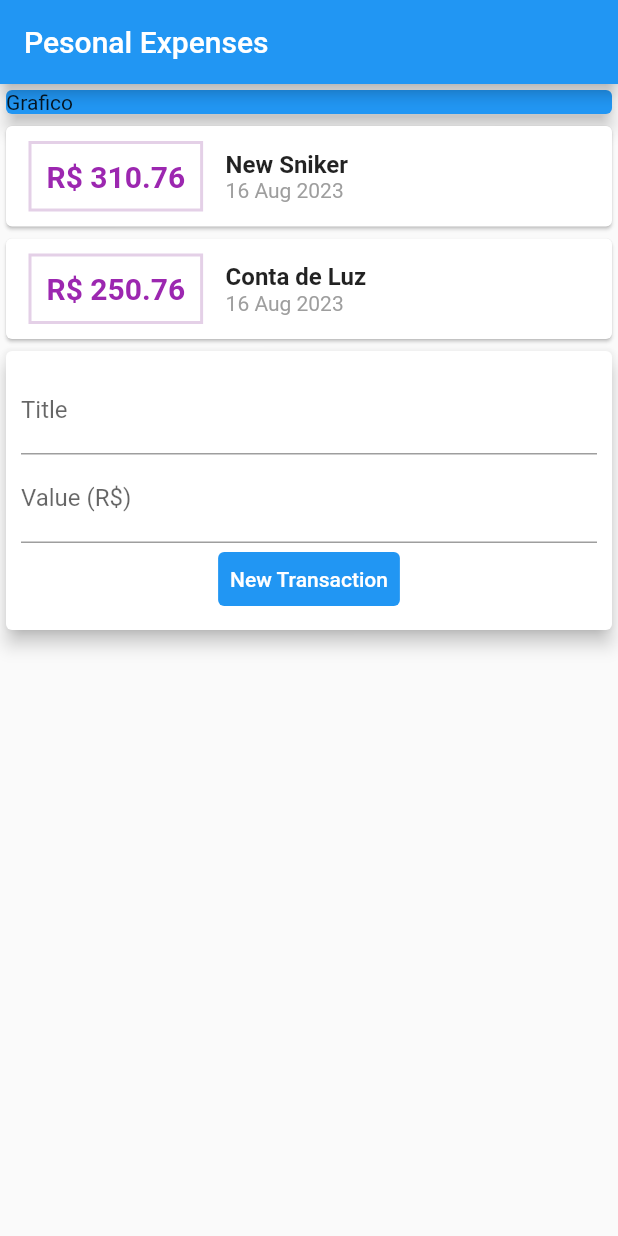
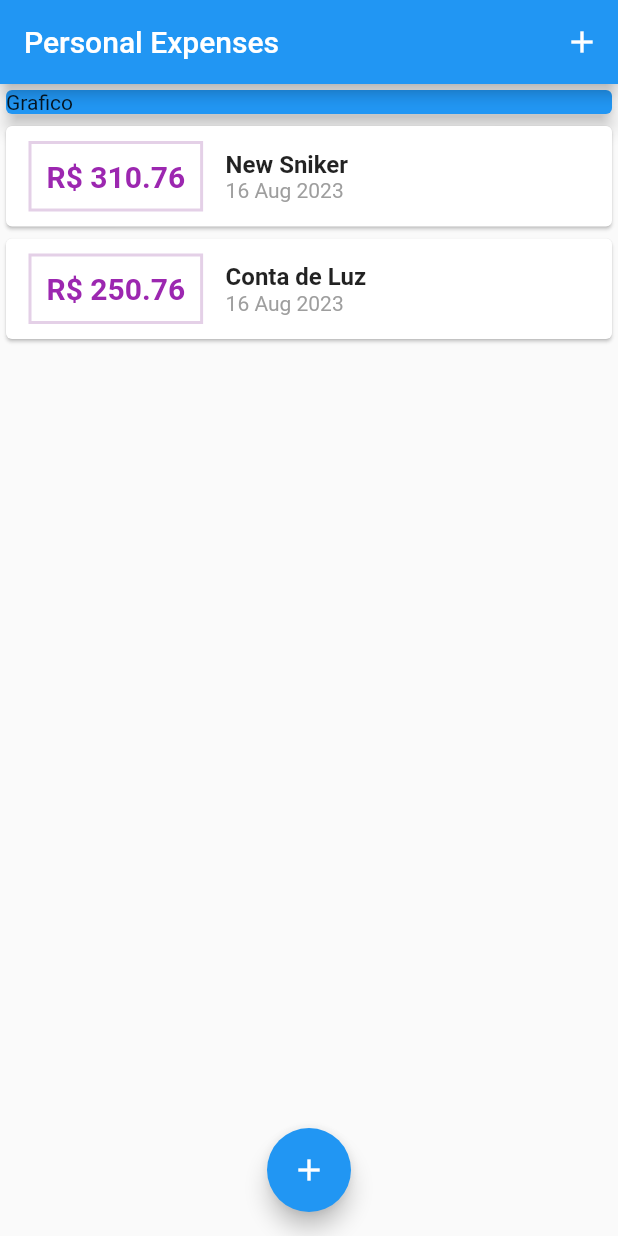
Before and after one commit to Erasmojf/expenses, a Flutter app: the screen it shows after launch, on a phone screen of 412 x 824 dp. Run offline on Flutter 3.47's test engine with Material 2 defaults, Android fonts, the phone set to English and light mode, and no system bars.

Commit message:
refactored my classes

```diff
--- a/expenses/lib/components/transaction_list.dart
+++ b/expenses/lib/components/transaction_list.dart
@@ -9,8 +9,12 @@ class TransactionList extends StatelessWidget {
 
   @override
   Widget build(BuildContext context) {
-    return Column(
-      children: transactions.map((tr) {
+    return Container(
+      height: 300,
+      child: ListView.builder(
+        itemCount: transactions.length,
+        itemBuilder: (ctx, index) {
+          final tr = transactions[index];
           return Card(
             child: Row(
               children: [
@@ -47,7 +51,8 @@ class TransactionList extends StatelessWidget {
               ],
             ),
           );
-      }).toList(),
+        },
+      ),
     );
   }
 }
--- a/expenses/lib/components/transaction_user.dart
+++ /dev/null
@@ -1,37 +0,0 @@
-import 'package:flutter/material.dart';
-
-import 'transaction_form.dart';
-import 'transaction_list.dart';
-import '../models/transaction.dart';
-
-class TransactionUser extends StatefulWidget {
-  @override
-  State<TransactionUser> createState() => _MyWidgetState();
-}
-
-class _MyWidgetState extends State<TransactionUser> {
-  final _transaction = [
-    Transaction(
-      id: "t1",
-      title: "New Sniker",
-      value: 310.76,
-      date: DateTime.now(),
-    ),
-    Transaction(
-      id: "t2",
-      title: "Conta de Luz",
-      value: 250.76,
-      date: DateTime.now(),
-    ),
-  ];
-
-  @override
-  Widget build(BuildContext context) {
-    return Column(
-      children: [
-        TransactionList(_transaction),
-        TransactionForm(),
-      ],
-    );
-  }
-}
--- a/expenses/lib/main.dart
+++ b/expenses/lib/main.dart
@@ -1,5 +1,8 @@
 import 'package:flutter/material.dart';
-import 'components/transaction_user.dart';
+import 'dart:math';
+import 'components/transaction_form.dart';
+import 'components/transaction_list.dart';
+import 'models/transaction.dart';
 
 void main() => runApp(ExpensesApp());
 
@@ -7,19 +10,71 @@ class ExpensesApp extends StatelessWidget {
   @override
   Widget build(BuildContext context) {
     return MaterialApp(
+      debugShowCheckedModeBanner: false,
       home: MyHomePage(),
     );
   }
 }
 
-class MyHomePage extends StatelessWidget {
+class MyHomePage extends StatefulWidget {
+  @override
+  State<MyHomePage> createState() => _MyHomePageState();
+}
+
+class _MyHomePageState extends State<MyHomePage> {
+  final _transactions = [
+    Transaction(
+      id: "t1",
+      title: "New Sniker",
+      value: 310.76,
+      date: DateTime.now(),
+    ),
+    Transaction(
+      id: "t2",
+      title: "Conta de Luz",
+      value: 250.76,
+      date: DateTime.now(),
+    ),
+  ];
+
+  _addTransaction(String title, double value) {
+    final newTransaction = new Transaction(
+      id: Random().nextDouble().toString(),
+      title: title,
+      value: value,
+      date: DateTime.now(),
+    );
+
+    setState(() {
+      _transactions.add(newTransaction);
+    });
+
+    Navigator.of(context);
+  }
+
+  _openTransactionFormModal(BuildContext context) {
+    showModalBottomSheet(
+      context: context,
+      builder: (_) {
+        return TransactionForm(_addTransaction);
+      },
+    );
+  }
+
   @override
   Widget build(BuildContext context) {
     return Scaffold(
       appBar: AppBar(
-        title: Text("Pesonal Expenses"),
+        title: Text("Personal Expenses"),
+        actions: [
+          IconButton(
+            icon: Icon(Icons.add),
+            onPressed: () => _openTransactionFormModal(context),
           ),
-      body: Column(
+        ],
+      ),
+      body: SingleChildScrollView(
+        child: Column(
             crossAxisAlignment: CrossAxisAlignment.stretch,
             children: <Widget>[
               Container(
@@ -29,8 +84,14 @@ class MyHomePage extends StatelessWidget {
                   elevation: 5,
                 ),
               ),
-            TransactionUser(),
+              TransactionList(_transactions),
             ]),
+      ),
+      floatingActionButton: FloatingActionButton(
+        child: Icon(Icons.add),
+        onPressed: () => _openTransactionFormModal(context),
+      ),
+      floatingActionButtonLocation: FloatingActionButtonLocation.centerFloat,
     );
   }
 }
```
Also changed, not shown: expenses/lib/components/transaction_form.dart (+25 -8 lines). Lines whose indentation alone changed are shown as unchanged.
